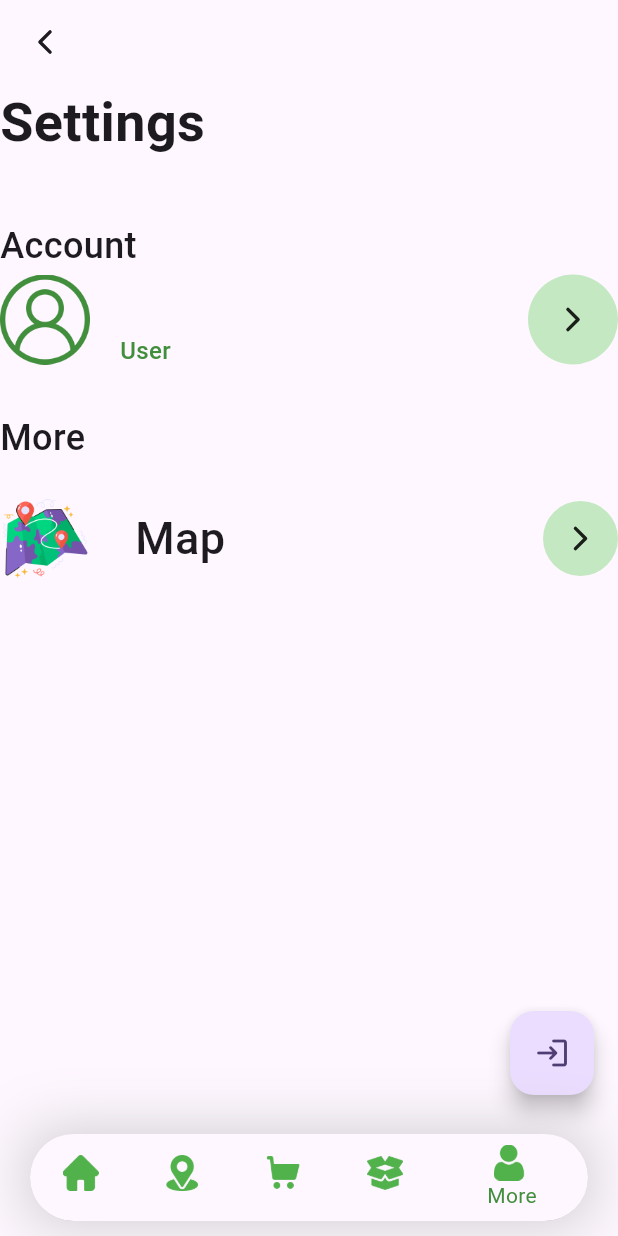
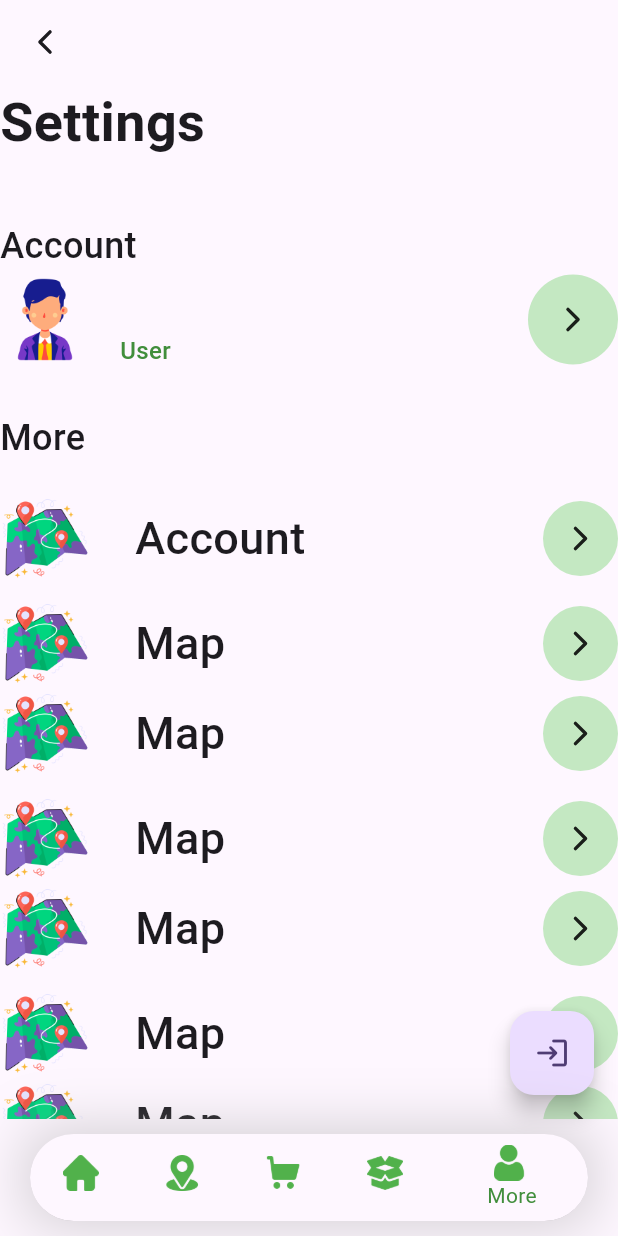
Before and after one commit to PrathibhaSithu/Eco-Clean-MobileApp, a Flutter app: the BottomNavUser screen opened directly, item 5 of the bottom bar chosen, on a phone screen of 412 x 824 dp. Run offline on Flutter 3.47's test engine with Material 3 defaults, Android fonts, the light colour scheme and no system bars; our stand-ins replace firebase_auth, firebase_core, ionicons; accounts and stored records are empty.

Commit message:
user image

```diff
--- a/eco_clean_mobile_app/lib/user/usermorelist.dart
+++ b/eco_clean_mobile_app/lib/user/usermorelist.dart
@@ -89,6 +89,67 @@ class _UserMoreListState extends State<UserMoreList> {
             ),
             const SizedBox(height: 20),
             SettingDetails(
+              title: "Account",
+              img: "assets/imges/location.png",
+              onTap: () {},
+            ),
+            const SizedBox(height: 10),
+            SettingDetails(
+              title: "Map",
+              img: "assets/imges/location.png",
+              onTap: () {},
+            ),
+            SettingDetails(
+              title: "Map",
+              img: "assets/imges/location.png",
+              onTap: () {},
+            ),
+            const SizedBox(height: 10),
+            SettingDetails(
+              title: "Map",
+              img: "assets/imges/location.png",
+              onTap: () {},
+            ),
+            SettingDetails(
+              title: "Map",
+              img: "assets/imges/location.png",
+              onTap: () {},
+            ),
+            const SizedBox(height: 10),
+            SettingDetails(
+              title: "Map",
+              img: "assets/imges/location.png",
+              onTap: () {},
+            ),
+            SettingDetails(
+              title: "Map",
+              img: "assets/imges/location.png",
+              onTap: () {},
+            ),
+            const SizedBox(height: 10),
+            SettingDetails(
+              title: "Map",
+              img: "assets/imges/location.png",
+              onTap: () {},
+            ),
+            SettingDetails(
+              title: "Map",
+              img: "assets/imges/location.png",
+              onTap: () {},
+            ),
+            const SizedBox(height: 10),
+            SettingDetails(
+              title: "Map",
+              img: "assets/imges/location.png",
+              onTap: () {},
+            ),
+            SettingDetails(
+              title: "Map",
+              img: "assets/imges/location.png",
+              onTap: () {},
+            ),
+            const SizedBox(height: 10),
+            SettingDetails(
               title: "Map",
               img: "assets/imges/location.png",
               onTap: () {},
```
Also changed, not shown: eco_clean_mobile_app/assets/imges/user.png.
